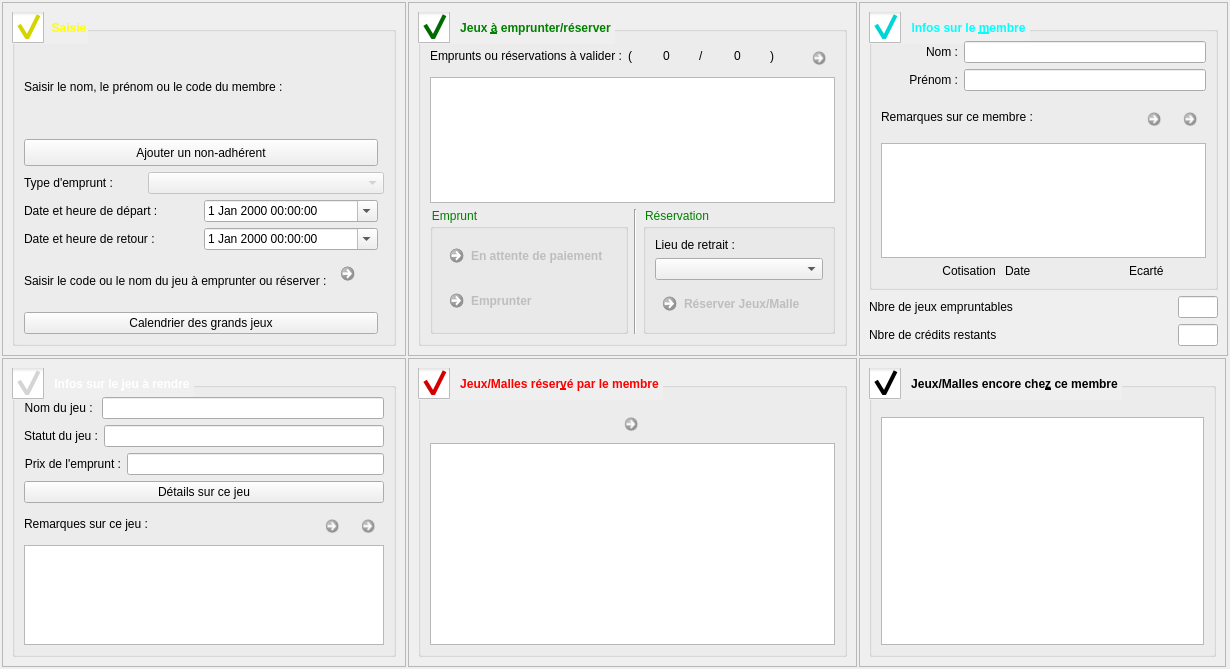
Above: f_emprunt.ui from nivhg/ludopen before the change. Below: the same form after it.
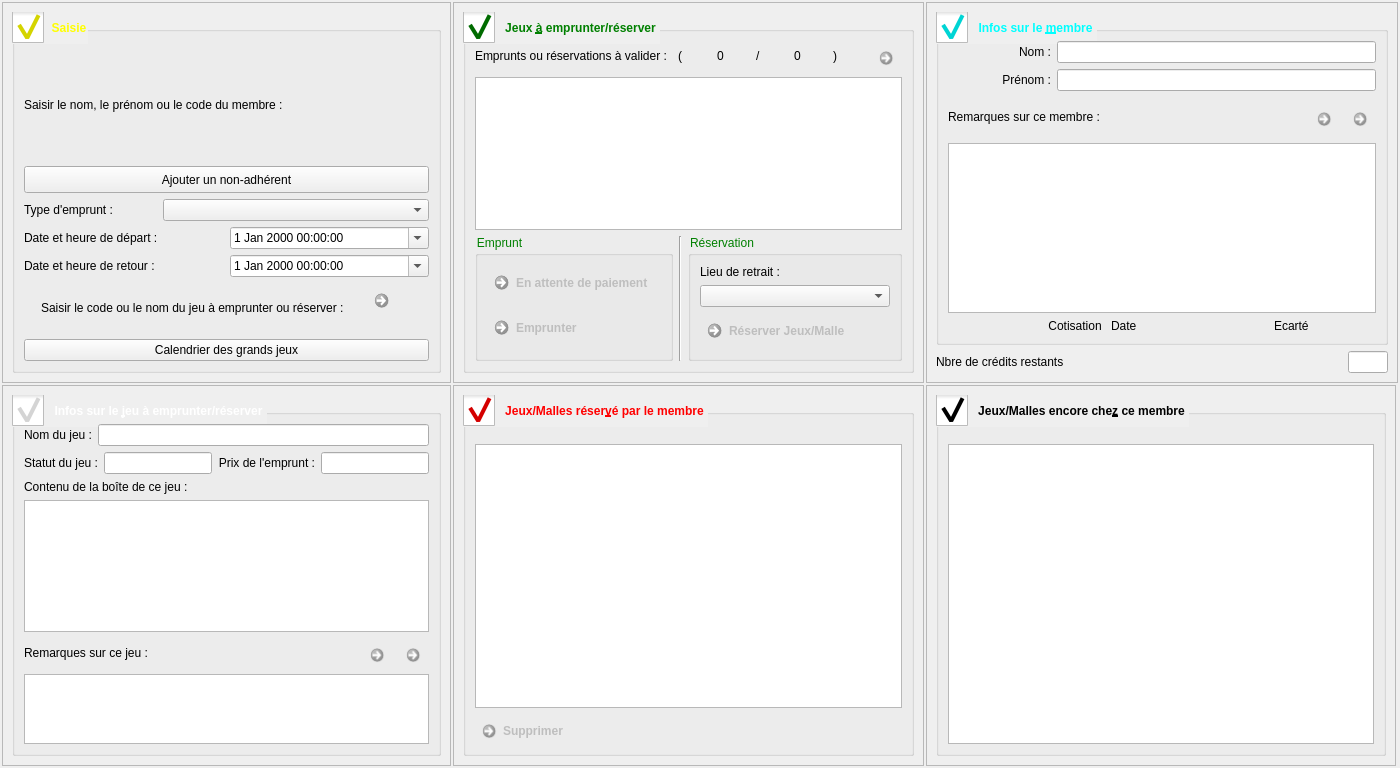
That is the form after the change. Icons and pictures are not drawn.

Commit message: Avant retrait du nb de jeux autorisé pour chaque membre

What changed in the file:
```diff
--- a/f_emprunt.ui
+++ b/f_emprunt.ui
@@ -6,8 +6,8 @@
    <rect>
     <x>0</x>
     <y>0</y>
-    <width>1230</width>
-    <height>669</height>
+    <width>1400</width>
+    <height>768</height>
    </rect>
   </property>
   <property name="windowTitle">
@@ -67,18 +67,34 @@
 }</string>
         </property>
         <property name="title">
-         <string>Infos sur le &amp;jeu à rendre</string>
+         <string>Infos sur le &amp;jeu à emprunter/réserver</string>
         </property>
         <property name="checkable">
          <bool>true</bool>
         </property>
         <layout class="QVBoxLayout" name="verticalLayout_5">
+         <item>
+          <spacer name="verticalSpacer_4">
+           <property name="orientation">
+            <enum>Qt::Vertical</enum>
+           </property>
+           <property name="sizeType">
+            <enum>QSizePolicy::Expanding</enum>
+           </property>
+           <property name="sizeHint" stdset="0">
+            <size>
+             <width>20</width>
+             <height>20</height>
+            </size>
+           </property>
+          </spacer>
+         </item>
          <item>
           <layout class="QHBoxLayout" name="HLay14">
            <item>
             <widget class="QLabel" name="Lb_NomJeu">
              <property name="text">
-              <string>Nom du jeu : </string>
+              <string>Nom du jeu :</string>
              </property>
              <property name="alignment">
               <set>Qt::AlignRight|Qt::AlignTrailing|Qt::AlignVCenter</set>
@@ -113,10 +129,6 @@
              </property>
             </widget>
            </item>
-          </layout>
-         </item>
-         <item>
-          <layout class="QHBoxLayout" name="HLay9">
            <item>
             <widget class="QLabel" name="Lb_PrixEmprunt">
              <property name="text">
@@ -137,9 +149,22 @@
           </layout>
          </item>
          <item>
-          <widget class="QPushButton" name="pushButton">
+          <widget class="QLabel" name="label">
            <property name="text">
-            <string>Détails sur ce jeu</string>
+            <string>Contenu de la boîte de ce jeu : </string>
+           </property>
+          </widget>
+         </item>
+         <item>
+          <widget class="QTextEdit" name="TxE_ContenuBoite">
+           <property name="maximumSize">
+            <size>
+             <width>16777215</width>
+             <height>300</height>
+            </size>
+           </property>
+           <property name="readOnly">
+            <bool>true</bool>
            </property>
           </widget>
          </item>
@@ -269,14 +294,40 @@
          <bool>true</bool>
         </property>
         <layout class="QGridLayout" name="gridLayout_8">
-         <item row="2" column="1" rowspan="3">
-          <widget class="Line" name="line">
-           <property name="orientation">
-            <enum>Qt::Vertical</enum>
+         <item row="3" column="2" rowspan="3" colspan="2">
+          <widget class="QGroupBox" name="groupBox_7">
+           <property name="title">
+            <string>Réservation</string>
            </property>
+           <layout class="QGridLayout" name="gridLayout_17">
+            <item row="2" column="1">
+             <widget class="QLabel" name="Lb_LieuRetrait">
+              <property name="text">
+               <string>Lieu de retrait :</string>
+              </property>
+             </widget>
+            </item>
+            <item row="3" column="1">
+             <widget class="QComboBox" name="CBx_Retrait"/>
+            </item>
+            <item row="4" column="1">
+             <widget class="QCommandLinkButton" name="Bt_Reservation">
+              <property name="enabled">
+               <bool>false</bool>
+              </property>
+              <property name="text">
+               <string>Réserver Jeux/Malle</string>
+              </property>
+              <property name="icon">
+               <iconset resource="ImagesIcones.qrc">
+                <normaloff>:/Reservations.png</normaloff>:/Reservations.png</iconset>
+              </property>
+             </widget>
+            </item>
+           </layout>
           </widget>
          </item>
-         <item row="2" column="0" rowspan="3">
+         <item row="3" column="0" rowspan="3">
           <widget class="QGroupBox" name="groupBox_8">
            <property name="font">
             <font>
@@ -340,40 +391,14 @@
            </layout>
           </widget>
          </item>
-         <item row="2" column="2" rowspan="3" colspan="2">
-          <widget class="QGroupBox" name="groupBox_7">
-           <property name="title">
-            <string>Réservation</string>
+         <item row="3" column="1" rowspan="3">
+          <widget class="Line" name="line">
+           <property name="orientation">
+            <enum>Qt::Vertical</enum>
            </property>
-           <layout class="QGridLayout" name="gridLayout_17">
-            <item row="2" column="1">
-             <widget class="QLabel" name="Lb_LieuRetrait">
-              <property name="text">
-               <string>Lieu de retrait :</string>
-              </property>
-             </widget>
-            </item>
-            <item row="3" column="1">
-             <widget class="QComboBox" name="CBx_Retrait"/>
-            </item>
-            <item row="4" column="1">
-             <widget class="QCommandLinkButton" name="Bt_Reservation">
-              <property name="enabled">
-               <bool>false</bool>
-              </property>
-              <property name="text">
-               <string>Réserver Jeux/Malle</string>
-              </property>
-              <property name="icon">
-               <iconset resource="ImagesIcones.qrc">
-                <normaloff>:/Reservations.png</normaloff>:/Reservations.png</iconset>
-              </property>
-             </widget>
-            </item>
-           </layout>
           </widget>
          </item>
-         <item row="0" column="0" colspan="4">
+         <item row="1" column="0" colspan="4">
           <layout class="QGridLayout" name="gridLayout_13">
            <item row="0" column="11">
             <widget class="QCommandLinkButton" name="Bt_SupprimerEmpruntAValider">
@@ -445,7 +470,7 @@
            </item>
           </layout>
          </item>
-         <item row="1" column="0" colspan="4">
+         <item row="2" column="0" colspan="4">
           <widget class="QTableView" name="TbV_EmpruntAValider">
            <property name="editTriggers">
             <set>QAbstractItemView::NoEditTriggers</set>
@@ -461,6 +486,22 @@
            </property>
           </widget>
          </item>
+         <item row="0" column="0">
+          <spacer name="verticalSpacer_3">
+           <property name="orientation">
+            <enum>Qt::Vertical</enum>
+           </property>
+           <property name="sizeType">
+            <enum>QSizePolicy::Preferred</enum>
+           </property>
+           <property name="sizeHint" stdset="0">
+            <size>
+             <width>20</width>
+             <height>20</height>
+            </size>
+           </property>
+          </spacer>
+         </item>
         </layout>
        </widget>
       </item>
@@ -507,37 +548,31 @@
          <bool>true</bool>
         </property>
         <layout class="QGridLayout" name="gridLayout_15">
-         <item row="9" column="0">
-          <layout class="QGridLayout" name="gridLayout_14">
-           <property name="bottomMargin">
-            <number>0</number>
+         <item row="8" column="0" colspan="2">
+          <layout class="QGridLayout" name="gridLayout_16" columnstretch="0,0,0" columnminimumwidth="0,0,0">
+           <property name="sizeConstraint">
+            <enum>QLayout::SetMaximumSize</enum>
            </property>
            <item row="0" column="0">
-            <widget class="QLabel" name="Lb_Depart">
+            <widget class="QLabel" name="Lb_TypeEmprunt">
              <property name="text">
-              <string>Date et heure de départ :</string>
+              <string>Type d'emprunt :</string>
+             </property>
+             <property name="alignment">
+              <set>Qt::AlignLeading|Qt::AlignLeft|Qt::AlignVCenter</set>
              </property>
             </widget>
            </item>
-           <item row="0" column="1">
-            <widget class="QDateTimeEdit" name="DtE_Depart">
+           <item row="0" column="1" colspan="2">
+            <widget class="QComboBox" name="CBx_TypeEmprunt">
              <property name="enabled">
               <bool>true</bool>
              </property>
-             <property name="minimumSize">
-              <size>
-               <width>140</width>
-               <height>0</height>
-              </size>
-             </property>
-             <property name="calendarPopup">
-              <bool>true</bool>
-             </property>
             </widget>
            </item>
           </layout>
          </item>
-         <item row="1" column="0">
+         <item row="2" column="0" colspan="2">
           <widget class="QPushButton" name="Bt_AjoutNonAdherent">
            <property name="minimumSize">
             <size>
@@ -550,7 +585,7 @@
            </property>
           </widget>
          </item>
-         <item row="0" column="0">
+         <item row="1" column="0" colspan="2">
           <layout class="QVBoxLayout" name="verticalLayout">
            <item>
             <widget class="QLabel" name="Lb_RechercheMembre">
@@ -570,7 +605,37 @@
            </item>
           </layout>
          </item>
-         <item row="11" column="0">
+         <item row="10" column="0" colspan="2">
+          <layout class="QGridLayout" name="gridLayout_14">
+           <property name="bottomMargin">
+            <number>0</number>
+           </property>
+           <item row="0" column="0">
+            <widget class="QLabel" name="Lb_Depart">
+             <property name="text">
+              <string>Date et heure de départ :</string>
+             </property>
+            </widget>
+           </item>
+           <item row="0" column="1">
+            <widget class="QDateTimeEdit" name="DtE_Depart">
+             <property name="enabled">
+              <bool>true</bool>
+             </property>
+             <property name="minimumSize">
+              <size>
+               <width>140</width>
+               <height>0</height>
+              </size>
+             </property>
+             <property name="calendarPopup">
+              <bool>true</bool>
+             </property>
+            </widget>
+           </item>
+          </layout>
+         </item>
+         <item row="12" column="0" colspan="2">
           <layout class="QGridLayout" name="gridLayout_19">
            <item row="0" column="0">
             <widget class="QLabel" name="Lb_Retour_2">
@@ -600,31 +665,7 @@
            </item>
           </layout>
          </item>
-         <item row="7" column="0" colspan="2">
-          <layout class="QGridLayout" name="gridLayout_16" columnstretch="0,0,0" columnminimumwidth="0,0,0">
-           <property name="sizeConstraint">
-            <enum>QLayout::SetMaximumSize</enum>
-           </property>
-           <item row="0" column="0">
-            <widget class="QLabel" name="Lb_TypeEmprunt">
-             <property name="text">
-              <string>Type d'emprunt :</string>
-             </property>
-             <property name="alignment">
-              <set>Qt::AlignLeading|Qt::AlignLeft|Qt::AlignVCenter</set>
-             </property>
-            </widget>
-           </item>
-           <item row="0" column="1" colspan="2">
-            <widget class="QComboBox" name="CBx_TypeEmprunt">
-             <property name="enabled">
-              <bool>false</bool>
-             </property>
-            </widget>
-           </item>
-          </layout>
-         </item>
-         <item row="12" column="0">
+         <item row="13" column="0" colspan="2">
           <layout class="QHBoxLayout" name="HLay15">
            <item>
             <layout class="QVBoxLayout" name="VLay2">
@@ -677,7 +718,7 @@
            </item>
           </layout>
          </item>
-         <item row="13" column="0">
+         <item row="14" column="0" colspan="2">
           <widget class="QPushButton" name="Bt_CalendrierMalles">
            <property name="text">
             <string>Calendrier des grands jeux</string>
@@ -694,6 +735,22 @@
            </property>
           </widget>
          </item>
+         <item row="0" column="0" colspan="2">
+          <spacer name="verticalSpacer_5">
+           <property name="orientation">
+            <enum>Qt::Vertical</enum>
+           </property>
+           <property name="sizeType">
+            <enum>QSizePolicy::Minimum</enum>
+           </property>
+           <property name="sizeHint" stdset="0">
+            <size>
+             <width>20</width>
+             <height>10</height>
+            </size>
+           </property>
+          </spacer>
+         </item>
         </layout>
        </widget>
       </item>
@@ -734,41 +791,53 @@
          <bool>true</bool>
         </property>
         <layout class="QGridLayout" name="gridLayout_11">
-         <item row="1" column="0">
+         <item row="3" column="0">
+          <widget class="QCommandLinkButton" name="Bt_SupprimerReservation">
+           <property name="enabled">
+            <bool>false</bool>
+           </property>
+           <property name="maximumSize">
+            <size>
+             <width>16777215</width>
+             <height>30</height>
+            </size>
+           </property>
+           <property name="layoutDirection">
+            <enum>Qt::LeftToRight</enum>
+           </property>
+           <property name="text">
+            <string>Supprimer</string>
+           </property>
+           <property name="icon">
+            <iconset resource="ImagesIcones.qrc">
+             <normaloff>:/Supprimer.png</normaloff>:/Supprimer.png</iconset>
+           </property>
+           <property name="iconSize">
+            <size>
+             <width>15</width>
+             <height>15</height>
+            </size>
+           </property>
+          </widget>
+         </item>
+         <item row="2" column="0">
           <widget class="QTreeView" name="Tv_JeuxReserves"/>
          </item>
          <item row="0" column="0">
-          <layout class="QHBoxLayout" name="HLay">
-           <property name="topMargin">
-            <number>10</number>
+          <spacer name="verticalSpacer_6">
+           <property name="orientation">
+            <enum>Qt::Vertical</enum>
            </property>
-           <item>
-            <widget class="QCommandLinkButton" name="Bt_SupprimerReservation">
-             <property name="enabled">
-              <bool>false</bool>
-             </property>
-             <property name="maximumSize">
-              <size>
-               <width>30</width>
-               <height>30</height>
-              </size>
-             </property>
-             <property name="text">
-              <string/>
-             </property>
-             <property name="icon">
-              <iconset resource="ImagesIcones.qrc">
-               <normaloff>:/Supprimer.png</normaloff>:/Supprimer.png</iconset>
-             </property>
-             <property name="iconSize">
-              <size>
-               <width>15</width>
-               <height>15</height>
-              </size>
-             </property>
-            </widget>
-           </item>
-          </layout>
+           <property name="sizeType">
+            <enum>QSizePolicy::Preferred</enum>
+           </property>
+           <property name="sizeHint" stdset="0">
+            <size>
+             <width>20</width>
+             <height>20</height>
+            </size>
+           </property>
+          </spacer>
          </item>
         </layout>
        </widget>
@@ -825,12 +894,21 @@
          <bool>true</bool>
         </property>
         <layout class="QGridLayout" name="gridLayout_5">
-         <item row="1" column="1" colspan="3">
-          <widget class="QLineEdit" name="Le_NomARemplir">
-           <property name="readOnly">
-            <bool>true</bool>
+         <item row="0" column="1">
+          <spacer name="verticalSpacer_7">
+           <property name="orientation">
+            <enum>Qt::Vertical</enum>
            </property>
-          </widget>
+           <property name="sizeType">
+            <enum>QSizePolicy::Preferred</enum>
+           </property>
+           <property name="sizeHint" stdset="0">
+            <size>
+             <width>20</width>
+             <height>20</height>
+            </size>
+           </property>
+          </spacer>
          </item>
          <item row="3" column="0" colspan="4">
           <layout class="QHBoxLayout" name="HLay4">
@@ -1017,25 +1095,19 @@
            </property>
           </widget>
          </item>
-         <item row="0" column="1">
-          <spacer name="verticalSpacer">
-           <property name="orientation">
-            <enum>Qt::Vertical</enum>
+         <item row="1" column="1" colspan="3">
+          <widget class="QLineEdit" name="Le_NomARemplir">
+           <property name="readOnly">
+            <bool>true</bool>
            </property>
-           <property name="sizeHint" stdset="0">
-            <size>
-             <width>20</width>
-             <height>40</height>
-            </size>
-           </property>
-          </spacer>
+          </widget>
          </item>
         </layout>
        </widget>
       </item>
       <item row="2" column="1">
        <layout class="QGridLayout" name="gridLayout_6">
-        <item row="2" column="0">
+        <item row="0" column="0">
          <widget class="QLabel" name="Lb_CreditRestant">
           <property name="maximumSize">
            <size>
@@ -1054,29 +1126,7 @@
           </property>
          </widget>
         </item>
-        <item row="0" column="1" rowspan="2">
-         <widget class="QLineEdit" name="Le_NbJeuxEmpruntables">
-          <property name="enabled">
-           <bool>true</bool>
-          </property>
-          <property name="maximumSize">
-           <size>
-            <width>40</width>
-            <height>16777215</height>
-           </size>
-          </property>
-          <property name="text">
-           <string/>
-          </property>
-          <property name="alignment">
-           <set>Qt::AlignCenter</set>
-          </property>
-          <property name="readOnly">
-           <bool>true</bool>
-          </property>
-         </widget>
-        </item>
-        <item row="2" column="1">
+        <item row="0" column="1">
          <widget class="QLineEdit" name="Le_CreditRestantARemplir">
           <property name="maximumSize">
            <size>
@@ -1092,34 +1142,6 @@
           </property>
          </widget>
         </item>
-        <item row="0" column="0" rowspan="2">
-         <widget class="QLabel" name="Lb_JeuxEmpruntables">
-          <property name="minimumSize">
-           <size>
-            <width>0</width>
-            <height>0</height>
-           </size>
-          </property>
-          <property name="maximumSize">
-           <size>
-            <width>16777215</width>
-            <height>40</height>
-           </size>
-          </property>
-          <property name="font">
-           <font>
-            <weight>50</weight>
-            <bold>false</bold>
-           </font>
-          </property>
-          <property name="text">
-           <string>Nbre de jeux empruntables</string>
-          </property>
-          <property name="alignment">
-           <set>Qt::AlignLeading|Qt::AlignLeft|Qt::AlignVCenter</set>
-          </property>
-         </widget>
-        </item>
        </layout>
       </item>
      </layout>
```
Left out of the diff: 2 changed lines with no effect on the pictures. The commit also changes 12 other files.
